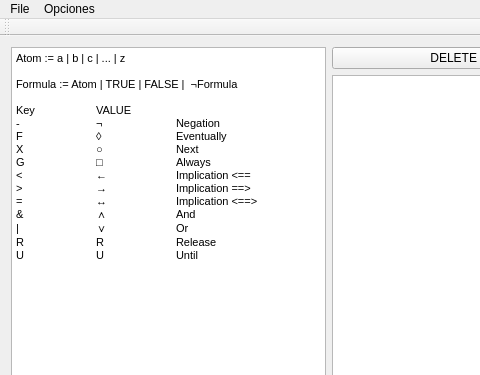
The window that MOMO/Principal/mainwindow.ui (sergio41/investigacion) describes before a commit, drawn with Qt 5; both pictures show x 0 to 480 and y 0 to 375 of the 968 by 511 pixel window.
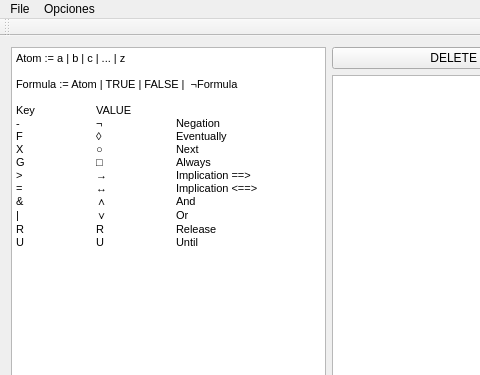
The same window after the commit. Icons and pictures are not drawn.

```diff
--- a/MOMO/Principal/mainwindow.ui
+++ b/MOMO/Principal/mainwindow.ui
@@ -91,7 +91,6 @@
 &lt;p style=&quot; margin-top:0px; margin-bottom:0px; margin-left:0px; margin-right:0px; -qt-block-indent:0; text-indent:0px;&quot;&gt;&lt;span style=&quot; font-size:8pt; color:#000000;&quot;&gt;F	◊	Eventually&lt;/span&gt;&lt;/p&gt;
 &lt;p style=&quot; margin-top:0px; margin-bottom:0px; margin-left:0px; margin-right:0px; -qt-block-indent:0; text-indent:0px;&quot;&gt;&lt;span style=&quot; font-size:8pt; color:#000000;&quot;&gt;X	○	Next&lt;/span&gt;&lt;/p&gt;
 &lt;p style=&quot; margin-top:0px; margin-bottom:0px; margin-left:0px; margin-right:0px; -qt-block-indent:0; text-indent:0px;&quot;&gt;&lt;span style=&quot; font-size:8pt; color:#000000;&quot;&gt;G	□	Always&lt;/span&gt;&lt;/p&gt;
-&lt;p style=&quot; margin-top:0px; margin-bottom:0px; margin-left:0px; margin-right:0px; -qt-block-indent:0; text-indent:0px;&quot;&gt;&lt;span style=&quot; font-size:8pt; color:#000000;&quot;&gt;&amp;lt;	←	Implication &amp;lt;==&lt;/span&gt;&lt;/p&gt;
 &lt;p style=&quot; margin-top:0px; margin-bottom:0px; margin-left:0px; margin-right:0px; -qt-block-indent:0; text-indent:0px;&quot;&gt;&lt;span style=&quot; font-size:8pt; color:#000000;&quot;&gt;&amp;gt;	→	Implication ==&amp;gt;&lt;/span&gt;&lt;/p&gt;
 &lt;p style=&quot; margin-top:0px; margin-bottom:0px; margin-left:0px; margin-right:0px; -qt-block-indent:0; text-indent:0px;&quot;&gt;&lt;span style=&quot; font-size:8pt; color:#000000;&quot;&gt;=	↔	Implication &amp;lt;==&amp;gt;&lt;/span&gt;&lt;/p&gt;
 &lt;p style=&quot; margin-top:0px; margin-bottom:0px; margin-left:0px; margin-right:0px; -qt-block-indent:0; text-indent:0px;&quot;&gt;&lt;span style=&quot; font-size:8pt; color:#000000;&quot;&gt;&amp;amp;	∧	And&lt;/span&gt;&lt;/p&gt;
```
